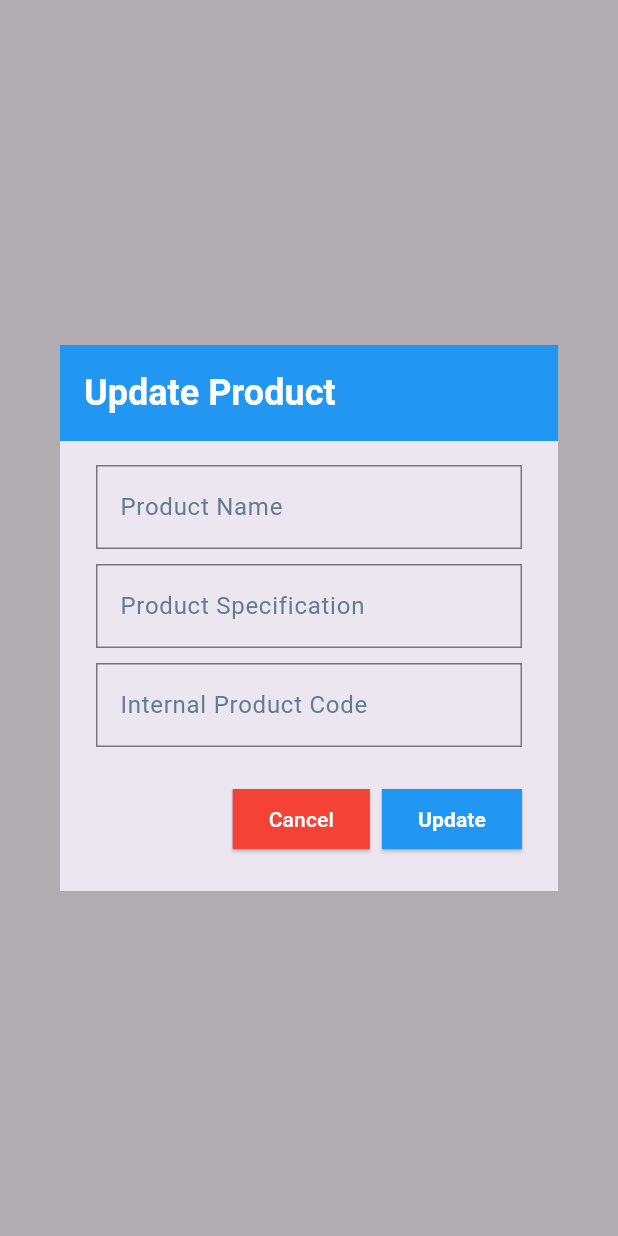
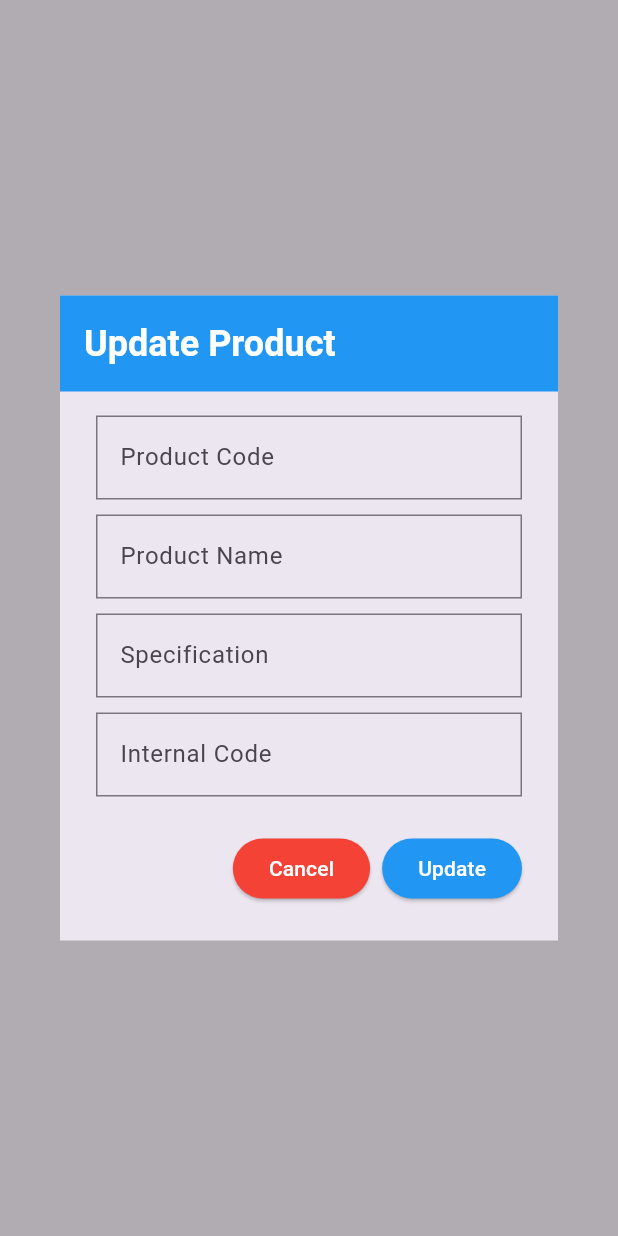
Before and after one commit to omnitechphilippines/nxpert-eon, a Flutter app: what showUpdateProductModal() shows on an empty page, opened directly with empty values, on a phone screen of 412 x 824 dp. Run offline on Flutter 3.47's test engine with Material 3 defaults, Android fonts, the phone set to English and light mode, and no system bars; our stand-ins replace flutter_riverpod, go_router, hive, hive_flutter, pdf, printing and 2 more; missing offline and left inert: dart:js_interop, file_saver, pluto_grid; accounts and stored records are empty; generated files the repository leaves out were written again; network calls fail.

Commit message:
adjusted product master to use a model class

```diff
--- a/lib/components/product_master/update_product_modal.dart
+++ b/lib/components/product_master/update_product_modal.dart
@@ -1,37 +1,29 @@
 import 'package:flutter/material.dart';
+import '../../pages/settings/product_master/models/product_model.dart'; // adjust the path if needed
 
-void showUpdateProductModal(BuildContext context, int index) {
-  final TextEditingController productCodeController = TextEditingController();
-  final TextEditingController nameController = TextEditingController();
-  final TextEditingController specificationController = TextEditingController();
-  final TextEditingController internalCodeController = TextEditingController();
+void showUpdateProductModal(
+  BuildContext context,
+  Product product,
+  void Function(Product updatedProduct) onUpdate,
+) {
+  final TextEditingController productCodeController =
+      TextEditingController(text: product.productCode);
+  final TextEditingController nameController =
+      TextEditingController(text: product.productName);
+  final TextEditingController specificationController =
+      TextEditingController(text: product.productSpecification);
+  final TextEditingController internalCodeController =
+      TextEditingController(text: product.productInternalCode);
 
-  void clearFields() {
-    productCodeController.clear();
-    nameController.clear();
-    specificationController.clear();
-    internalCodeController.clear();
-  }
+  void submitForm() {
+    final updatedProduct = Product(
+      productCode: productCodeController.text.trim(),
+      productName: nameController.text.trim(),
+      productSpecification: specificationController.text.trim(),
+      productInternalCode: internalCodeController.text.trim(),
+    );
 
-  void submitForm([
-    String? code,
-    String? name,
-    String? specification,
-    String? internalCode,
-  ]) {
-    final String productCode = code ?? '';
-    final String productName = name ?? '';
-    final String productSpecification = specification ?? '';
-    final String productInternalCode = internalCode ?? '';
-
-    clearFields();
-
-    print('Searching Product:');
-    print('Product Code: $productCode');
-    print('Product Name: $productName');
-    print('Specification: $productSpecification');
-    print('Internal Code: $productInternalCode');
-
+    onUpdate(updatedProduct);
     Navigator.pop(context);
   }
 
@@ -46,19 +38,14 @@ void showUpdateProductModal(BuildContext context, int index) {
         child: Material(
           color: Colors.transparent,
           child: AlertDialog(
-            shape: const RoundedRectangleBorder(
-              borderRadius: BorderRadius.zero,
-            ),
+            shape: const RoundedRectangleBorder(borderRadius: BorderRadius.zero),
             titlePadding: EdgeInsets.zero,
             title: Container(
               padding: const EdgeInsets.all(16),
               color: Colors.blue,
               child: const Text(
                 'Update Product',
-                style: TextStyle(
-                  color: Colors.white,
-                  fontWeight: FontWeight.bold,
-                ),
+                style: TextStyle(color: Colors.white, fontWeight: FontWeight.bold),
               ),
             ),
             content: SizedBox(
@@ -67,47 +54,34 @@ void showUpdateProductModal(BuildContext context, int index) {
                 mainAxisSize: MainAxisSize.min,
                 children: <Widget>[
                   TextField(
+                    controller: productCodeController,
+                    decoration: const InputDecoration(
+                      labelText: 'Product Code',
+                      border: OutlineInputBorder(borderRadius: BorderRadius.zero),
+                    ),
+                  ),
+                  const SizedBox(height: 10),
+                  TextField(
                     controller: nameController,
                     decoration: const InputDecoration(
                       labelText: 'Product Name',
-                      labelStyle: TextStyle(color: Colors.blueGrey),
-                      border: OutlineInputBorder(
-                        borderRadius: BorderRadius.zero,
-                      ),
-                      focusedBorder: OutlineInputBorder(
-                        borderRadius: BorderRadius.zero,
-                        borderSide: BorderSide(color: Colors.blue),
-                      ),
+                      border: OutlineInputBorder(borderRadius: BorderRadius.zero),
                     ),
                   ),
                   const SizedBox(height: 10),
                   TextField(
                     controller: specificationController,
                     decoration: const InputDecoration(
-                      labelText: 'Product Specification',
-                      labelStyle: TextStyle(color: Colors.blueGrey),
-                      border: OutlineInputBorder(
-                        borderRadius: BorderRadius.zero,
-                      ),
-                      focusedBorder: OutlineInputBorder(
-                        borderRadius: BorderRadius.zero,
-                        borderSide: BorderSide(color: Colors.blue),
-                      ),
+                      labelText: 'Specification',
+                      border: OutlineInputBorder(borderRadius: BorderRadius.zero),
                     ),
                   ),
                   const SizedBox(height: 10),
                   TextField(
                     controller: internalCodeController,
                     decoration: const InputDecoration(
-                      labelText: 'Internal Product Code',
-                      labelStyle: TextStyle(color: Colors.blueGrey),
-                      border: OutlineInputBorder(
-                        borderRadius: BorderRadius.zero,
-                      ),
-                      focusedBorder: OutlineInputBorder(
-                        borderRadius: BorderRadius.zero,
-                        borderSide: BorderSide(color: Colors.blue),
-                      ),
+                      labelText: 'Internal Code',
+                      border: OutlineInputBorder(borderRadius: BorderRadius.zero),
                     ),
                   ),
                 ],
@@ -116,42 +90,13 @@ void showUpdateProductModal(BuildContext context, int index) {
             actions: <Widget>[
               ElevatedButton(
                 onPressed: () => Navigator.pop(context),
-                style: ElevatedButton.styleFrom(
-                  backgroundColor: Colors.red,
-                  shape: const RoundedRectangleBorder(
-                    borderRadius: BorderRadius.zero,
-                  ),
-                ),
-                child: const Text(
-                  'Cancel',
-                  style: TextStyle(fontSize: 14, color: Colors.white),
-                ),
+                style: ElevatedButton.styleFrom(backgroundColor: Colors.red),
+                child: const Text('Cancel', style: TextStyle(color: Colors.white)),
               ),
               ElevatedButton(
-                onPressed: () {
-                  final String code = productCodeController.text.trim();
-                  final String name = nameController.text.trim();
-                  final String specification =
-                      specificationController.text.trim();
-                  final String internalCode =
-                      internalCodeController.text.trim();
-
-                  submitForm(code, name, specification, internalCode);
-                },
-                style: ElevatedButton.styleFrom(
-                  backgroundColor: Colors.blue,
-                  shape: const RoundedRectangleBorder(
-                    borderRadius: BorderRadius.zero,
-                  ),
-                ),
-                child: const Text(
-                  'Update',
-                  style: TextStyle(
-                    fontWeight: FontWeight.bold,
-                    fontSize: 14,
-                    color: Colors.white,
-                  ),
-                ),
+                onPressed: submitForm,
+                style: ElevatedButton.styleFrom(backgroundColor: Colors.blue),
+                child: const Text('Update', style: TextStyle(color: Colors.white)),
               ),
             ],
           ),
```
Also changed, not shown: lib/components/product_master/add_product_modal.dart (+11 -20 lines), lib/components/product_master/product_table.dart (+92 -22 lines), lib/pages/settings/product_master/models/product_model.dart (added, +13 -0 lines), lib/pages/settings/product_master/views/product_master_page.dart (+49 -37 lines).
